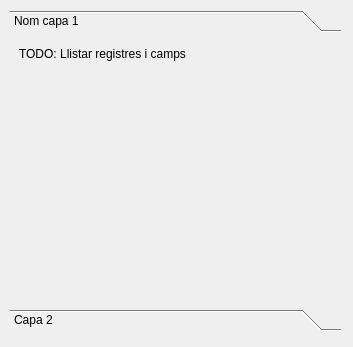
Qt form ui/info_plus_dialog.ui (psigcat/infoplus) before a commit.
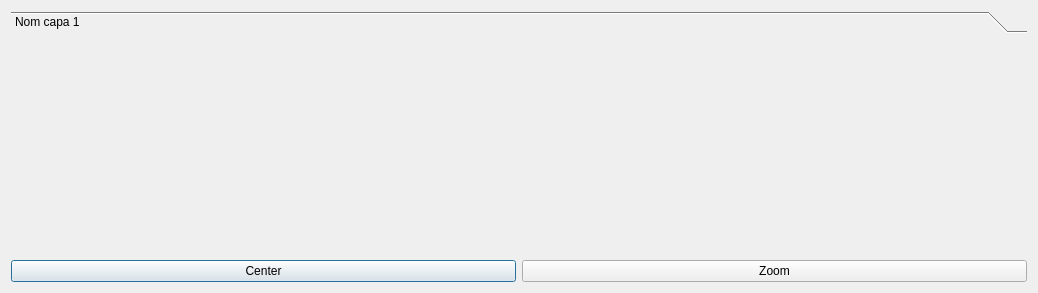
The same form after that commit.

Diff of the .ui file:
```diff
--- a/ui/info_plus_dialog.ui
+++ b/ui/info_plus_dialog.ui
@@ -6,22 +6,16 @@
    <rect>
     <x>0</x>
     <y>0</y>
-    <width>353</width>
-    <height>347</height>
+    <width>1038</width>
+    <height>293</height>
    </rect>
   </property>
   <property name="windowTitle">
    <string>Dialog</string>
   </property>
+  <layout class="QVBoxLayout" name="verticalLayout">
+   <item>
   <widget class="QToolBox" name="tbMain">
-   <property name="geometry">
-    <rect>
-     <x>10</x>
-     <y>10</y>
-     <width>331</width>
-     <height>321</height>
-    </rect>
-   </property>
    <property name="currentIndex">
     <number>0</number>
    </property>
@@ -30,37 +24,35 @@
      <rect>
       <x>0</x>
       <y>0</y>
-      <width>331</width>
-      <height>267</height>
+        <width>1020</width>
+        <height>209</height>
      </rect>
     </property>
     <attribute name="label">
      <string>Nom capa 1</string>
     </attribute>
-    <layout class="QFormLayout" name="formLayout">
-     <item row="0" column="0">
-      <widget class="QLabel" name="label">
+     </widget>
+    </widget>
+   </item>
+   <item>
+    <layout class="QHBoxLayout" name="horizontalLayout">
+     <item>
+      <widget class="QPushButton" name="center_PButton">
        <property name="text">
-        <string>TODO: Llistar registres i camps</string>
+        <string>Center</string>
        </property>
       </widget>
      </item>
-    </layout>
-   </widget>
-   <widget class="QWidget" name="page_1">
-    <property name="geometry">
-     <rect>
-      <x>0</x>
-      <y>0</y>
-      <width>331</width>
-      <height>367</height>
-     </rect>
-    </property>
-    <attribute name="label">
-     <string>Capa 2</string>
-    </attribute>
-   </widget>
-  </widget>
+     <item>
+      <widget class="QPushButton" name="zoom_PButton">
+       <property name="text">
+        <string>Zoom</string>
+       </property>
+      </widget>
+     </item>
+    </layout>
+   </item>
+  </layout>
  </widget>
  <resources/>
  <connections/>
```
Lines whose indentation alone changed are shown as unchanged.
